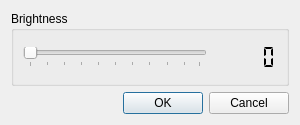
Before: the Qt Designer form src/gui/brightness_dialog.ui in CervecerosCodigo/CCIMP, drawn with Qt 5.
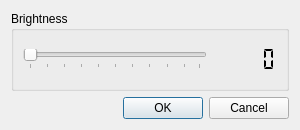
After: the same form once the commit is applied.

The edit to the form file:
```diff
--- a/src/gui/brightness_dialog.ui
+++ b/src/gui/brightness_dialog.ui
@@ -7,7 +7,7 @@
     <x>0</x>
     <y>0</y>
     <width>300</width>
-    <height>125</height>
+    <height>130</height>
    </rect>
   </property>
   <property name="windowTitle">
```
